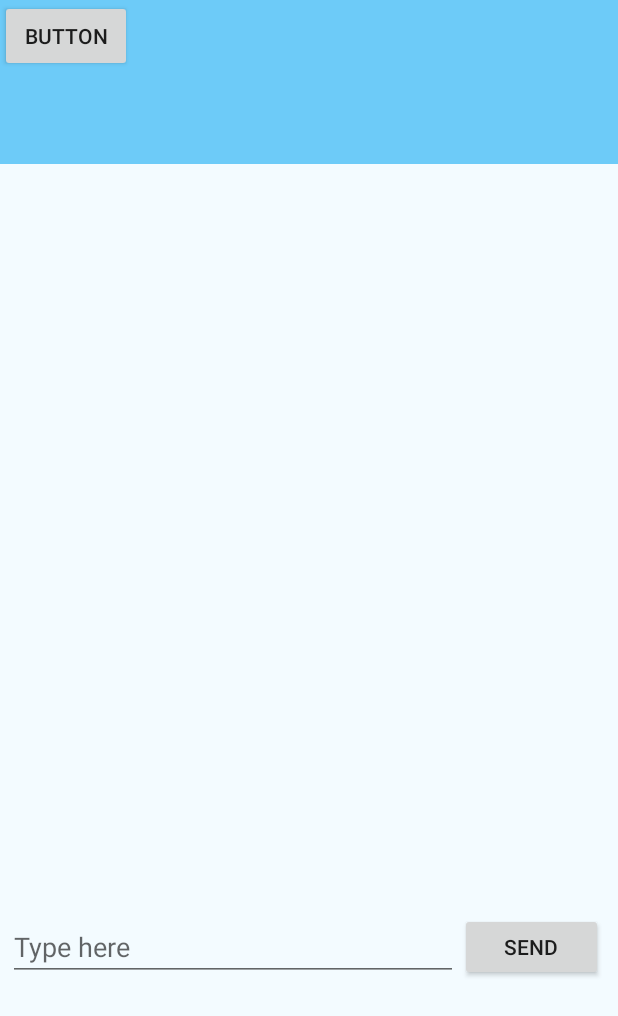
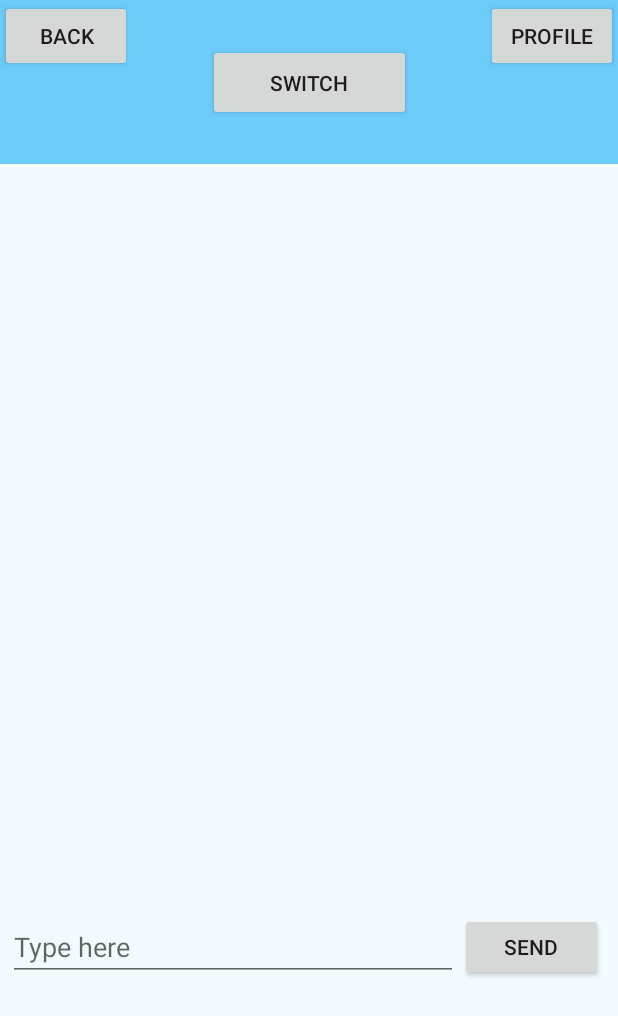
Before and after one commit to TheMage101/H22-GR5-who-did-that, an Android app: the MenuCommunication screen opened directly, with no data from a screen before it, scrolled down 120 dp, on a phone screen of 412 x 824 dp. Shown: the top 1016 px of the screen. Run offline under Robolectric (Android 15) with nearby library versions, the phone set to English and light mode, and no system bars; 1 statement that could not run was skipped.

Commit message:
quality of life
buttons to navigate the app and go to different menus from everywhere

```diff
--- a/Project/app/src/main/res/layout/activity_menu_communication.xml
+++ b/Project/app/src/main/res/layout/activity_menu_communication.xml
@@ -31,17 +31,41 @@
                 android:layout_width="match_parent"
                 android:layout_height="?attr/actionBarSize"></androidx.appcompat.widget.Toolbar>
 
+            <androidx.constraintlayout.widget.ConstraintLayout
+                android:layout_width="match_parent"
+                android:layout_height="match_parent">
 
+                <Button
+                    android:id="@+id/goingBackToList"
+                    android:layout_width="wrap_content"
+                    android:layout_height="wrap_content"
+                    android:text="Back"
+                    app:layout_constraintStart_toStartOf="parent"
+                    app:layout_constraintTop_toTopOf="parent" />
+
+                <Button
+                    android:id="@+id/messagesSwitchButton"
+                    android:layout_width="135dp"
+                    android:layout_height="51dp"
+                    android:text="Switch"
+                    app:layout_constraintBottom_toBottomOf="parent"
+                    app:layout_constraintEnd_toStartOf="@+id/messagesProfileButton"
+                    app:layout_constraintStart_toEndOf="@+id/goingBackToList"
+                    app:layout_constraintTop_toTopOf="parent" />
+
+                <Button
+                    android:id="@+id/messagesProfileButton"
+                    android:layout_width="wrap_content"
+                    android:layout_height="wrap_content"
+                    android:text="Profile"
+                    app:layout_constraintEnd_toEndOf="parent"
+                    app:layout_constraintTop_toTopOf="parent" />
+            </androidx.constraintlayout.widget.ConstraintLayout>
 
 
             <!--bouton ici, bouton pour accéder au profil de la personne
             il y en aura un deuxième dans l'autre coin pour accéder aux menu 6 boutons. Je n'ai pas encore trouvé comment faire
             les deux vont dans le même coin et je peux rien déplacer-->
-            <Button
-                android:id="@+id/button15"
-                android:layout_width="wrap_content"
-                android:layout_height="wrap_content"
-                android:text="Button" />
 
         </com.google.android.material.appbar.CollapsingToolbarLayout>
     </com.google.android.material.appbar.AppBarLayout>
--- a/Project/app/src/main/res/layout/activity_menu_person_choosing.xml
+++ b/Project/app/src/main/res/layout/activity_menu_person_choosing.xml
@@ -30,11 +30,11 @@
 
     <androidx.recyclerview.widget.RecyclerView
         android:layout_width="0dp"
-        android:layout_height="449dp"
+        android:layout_height="291dp"
         app:layout_constraintBottom_toTopOf="@+id/buttonCreate"
         app:layout_constraintEnd_toEndOf="parent"
-        app:layout_constraintHorizontal_bias="0.0"
+        app:layout_constraintHorizontal_bias="1.0"
         app:layout_constraintStart_toStartOf="parent"
         app:layout_constraintTop_toTopOf="parent"
-        app:layout_constraintVertical_bias="0.0" />
+        app:layout_constraintVertical_bias="0.788" />
 </androidx.constraintlayout.widget.ConstraintLayout>
```
Also changed, not shown: Project/app/src/main/java/com/example/whodidthat/MainActivity.kt (+6 -2 lines), Project/app/src/main/java/com/example/whodidthat/MenuChoose.kt (+0 -13 lines), Project/app/src/main/java/com/example/whodidthat/MenuCommunication.kt (+19 -1 lines), Project/app/src/main/res/layout/activity_main.xml (+11 -2 lines).
